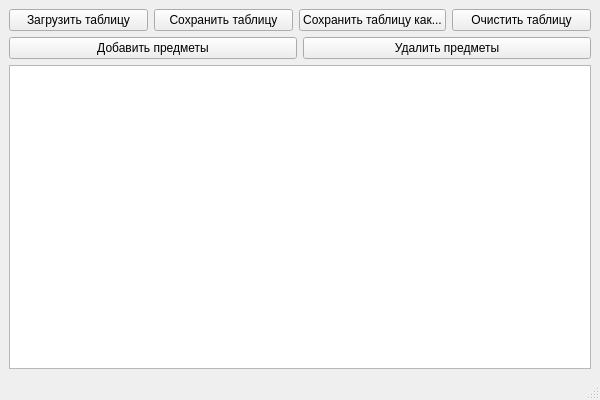
Before: the Qt Designer form main_window.ui in myrzh/gradebook_sandbox, drawn with Qt 5.
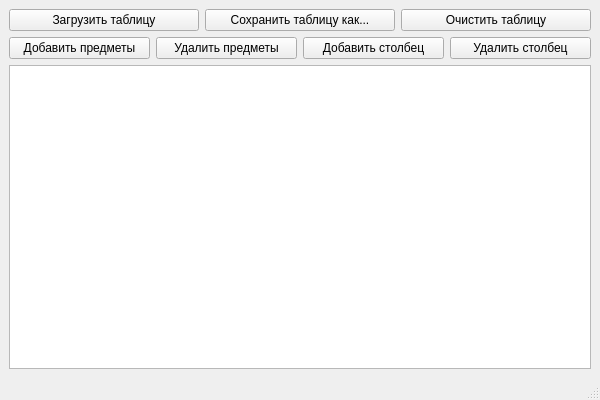
After: the same form once the commit is applied.

Commit message: make save to csv + partly make add_column method

```diff
--- a/main_window.ui
+++ b/main_window.ui
@@ -35,13 +35,6 @@
           </property>
          </widget>
         </item>
-        <item>
-         <widget class="QPushButton" name="save_table_button">
-          <property name="text">
-           <string>Сохранить таблицу</string>
-          </property>
-         </widget>
-        </item>
         <item>
          <widget class="QPushButton" name="save_table_as_button">
           <property name="text">
@@ -77,6 +70,20 @@
           </property>
          </widget>
         </item>
+        <item>
+         <widget class="QPushButton" name="add_column_button">
+          <property name="text">
+           <string>Добавить столбец</string>
+          </property>
+         </widget>
+        </item>
+        <item>
+         <widget class="QPushButton" name="delete_column_button">
+          <property name="text">
+           <string>Удалить столбец</string>
+          </property>
+         </widget>
+        </item>
        </layout>
       </item>
      </layout>
```
The commit also changes 4 other files.
